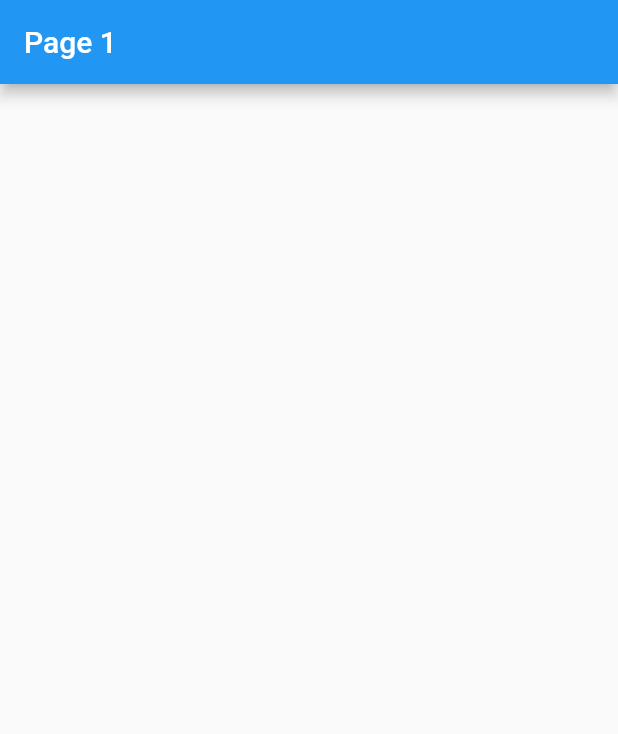
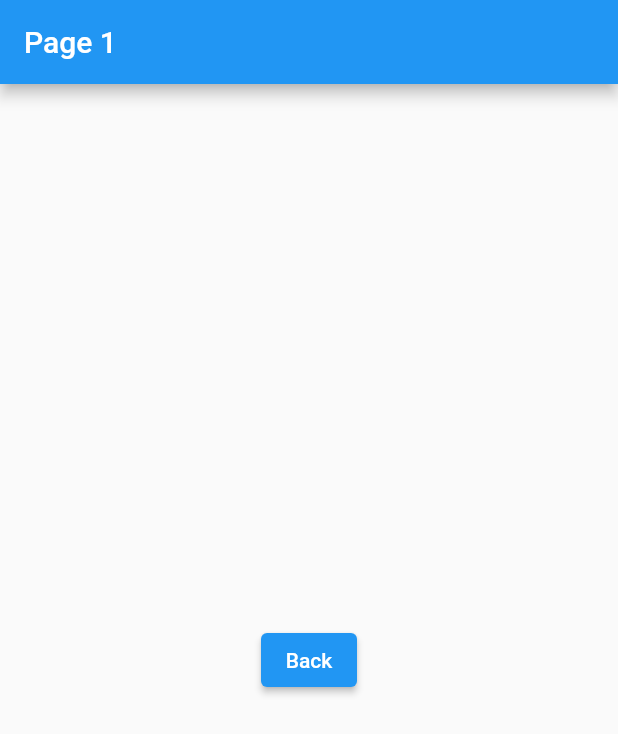
Before and after one commit to dart-homework-2022A/navigation_app, a Flutter app: the screen it shows after launch, after a tap on "Next Page", on a phone screen of 412 x 824 dp. Shown: the top 734 px of the screen. Run offline on Flutter 3.47's test engine with Material 2 defaults, Android fonts, the phone set to English and light mode, and no system bars.

Commit message:
back to home

```diff
--- a/lib/screens/page1.dart
+++ b/lib/screens/page1.dart
@@ -11,6 +11,14 @@ class Page1 extends StatelessWidget {
         appBar: AppBar(
           title: Text('Page 1'),
         ),
+        body: Center(
+          child: ElevatedButton(
+            child: Text('Back'),
+            onPressed: () {
+              Navigator.pop(context);
+            },
+          ),
+        ),
       ),
     );
   }
```
